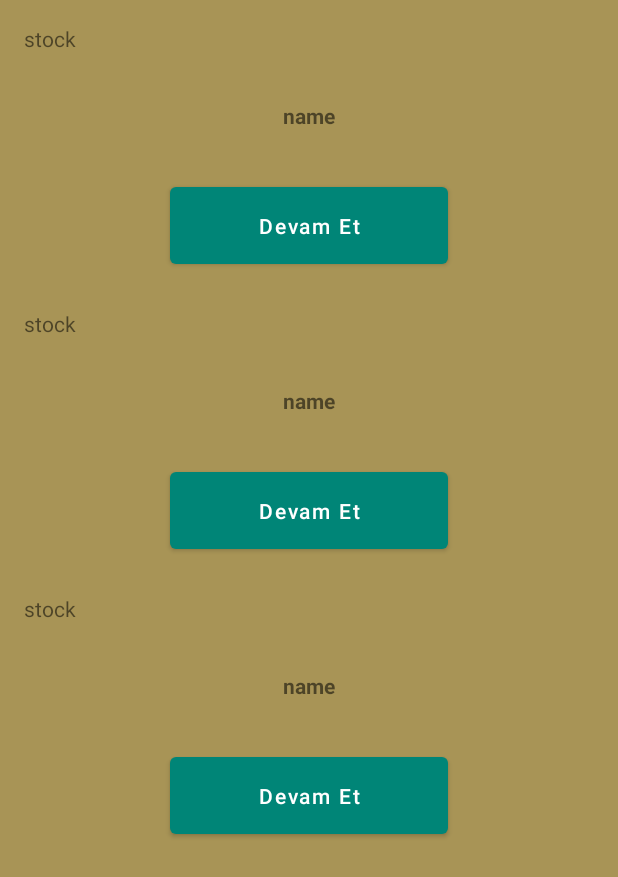
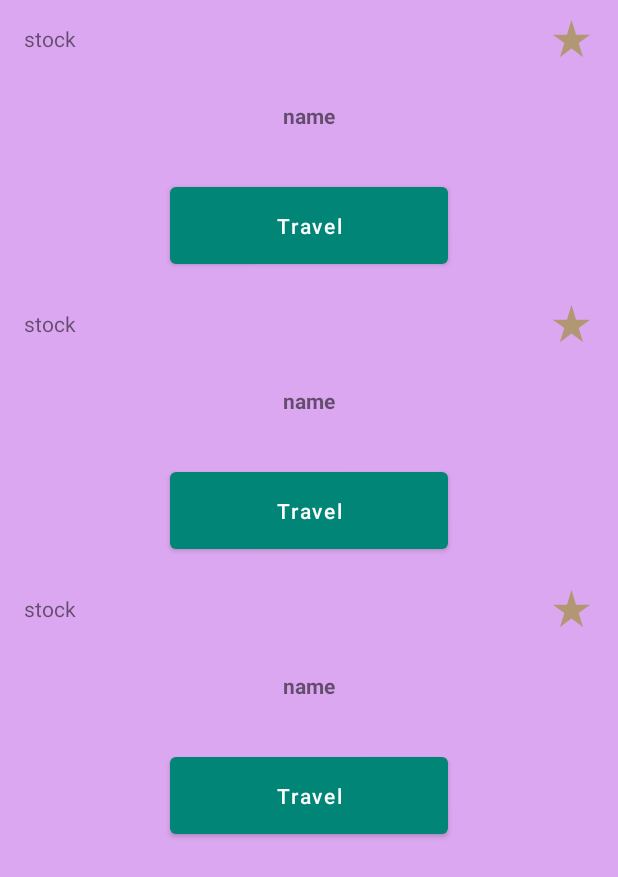
Before and after one commit to muminosman/96c0491777659667e4276631a5f95cd1, an Android app: the layout istasyonlar_fragment.xml on its own in the app's theme, with its tools: preview values and no code run, on a phone screen of 412 x 824 dp. Shown: the top 877 px of the screen. Run offline under Robolectric (Android 15) with nearby library versions, the phone set to English and light mode, and no system bars; network calls fail.

Commit message:
created the layout with some business logic

```diff
--- a/app/src/main/res/layout/istasyonlar_fragment.xml
+++ b/app/src/main/res/layout/istasyonlar_fragment.xml
@@ -2,7 +2,7 @@
 <FrameLayout xmlns:android="http://schemas.android.com/apk/res/android"
     xmlns:tools="http://schemas.android.com/tools"
     android:layout_width="match_parent"
-    android:background="@color/altin"
+    android:background="@color/themColor"
     android:layout_height="match_parent"
     tools:context=".ui.istasyonlar.IstasyonlarFragment">
 
--- a/app/src/main/res/layout/recyclerview_istasyon.xml
+++ b/app/src/main/res/layout/recyclerview_istasyon.xml
@@ -68,13 +68,13 @@
                 tools:text="name" />
 
             <Button
-                android:id="@+id/btnDevamEt"
+                android:id="@+id/btnTravel"
                 android:layout_width="0dp"
                 android:layout_height="wrap_content"
                 android:layout_marginTop="32dp"
                 android:layout_marginBottom="8dp"
                 android:padding="16dp"
-                android:text="@string/devam_et"
+                android:text="@string/travel"
                 android:textAllCaps="false"
                 app:layout_constraintBottom_toBottomOf="parent"
                 app:layout_constraintEnd_toEndOf="parent"
--- a/app/src/main/res/values/colors.xml
+++ b/app/src/main/res/values/colors.xml
@@ -5,5 +5,6 @@
     <color name="colorAccent">#D81B60</color>
     <color name="black">#000000</color>
     <color name="black2">#673AB7</color>
+    <color name="themColor">#6DAA32DD</color>
     <color name="altin">#A89456</color>
 </resources>
--- a/app/src/main/res/values/strings.xml
+++ b/app/src/main/res/values/strings.xml
@@ -10,4 +10,5 @@
     <string name="ds">DS : {0}</string>
     <string name="favoriler">Favoriler</string>
     <string name="devam_et">Devam Et</string>
+    <string name="travel">Travel</string>
 </resources>
```
Also changed, not shown: app/src/main/java/com/example/a96c0491777659667e4276631a5f95cd1/ui/istasyonlar/IstasyonlarAdapter.kt (+14 -14 lines), app/src/main/java/com/example/a96c0491777659667e4276631a5f95cd1/ui/istasyonlar/IstasyonlarFragment.kt (+17 -1 lines), app/src/main/java/com/example/a96c0491777659667e4276631a5f95cd1/ui/istasyonlar/RecyclerViewClickListener.kt (added, +8 -0 lines).
